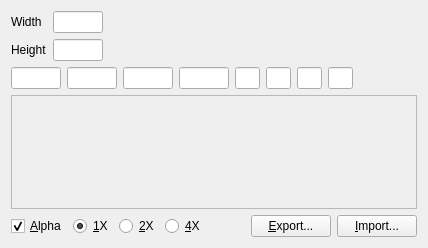
Before: the Qt Designer form src/bitmap/bitmapresource.ui in dstien/stressed, drawn with Qt 5.
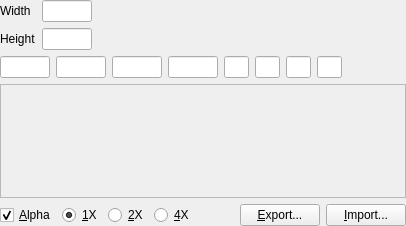
After: the same form once the commit is applied.

Patch:
```diff
--- a/src/bitmap/bitmapresource.ui
+++ b/src/bitmap/bitmapresource.ui
@@ -2,6 +2,18 @@
  <class>BitmapResource</class>
  <widget class="QWidget" name="BitmapResource" >
   <layout class="QVBoxLayout" >
+   <property name="leftMargin" >
+    <number>0</number>
+   </property>
+   <property name="topMargin" >
+    <number>0</number>
+   </property>
+   <property name="rightMargin" >
+    <number>0</number>
+   </property>
+   <property name="bottomMargin" >
+    <number>0</number>
+   </property>
    <item>
     <layout class="QGridLayout" >
      <item row="0" column="0" >
```
